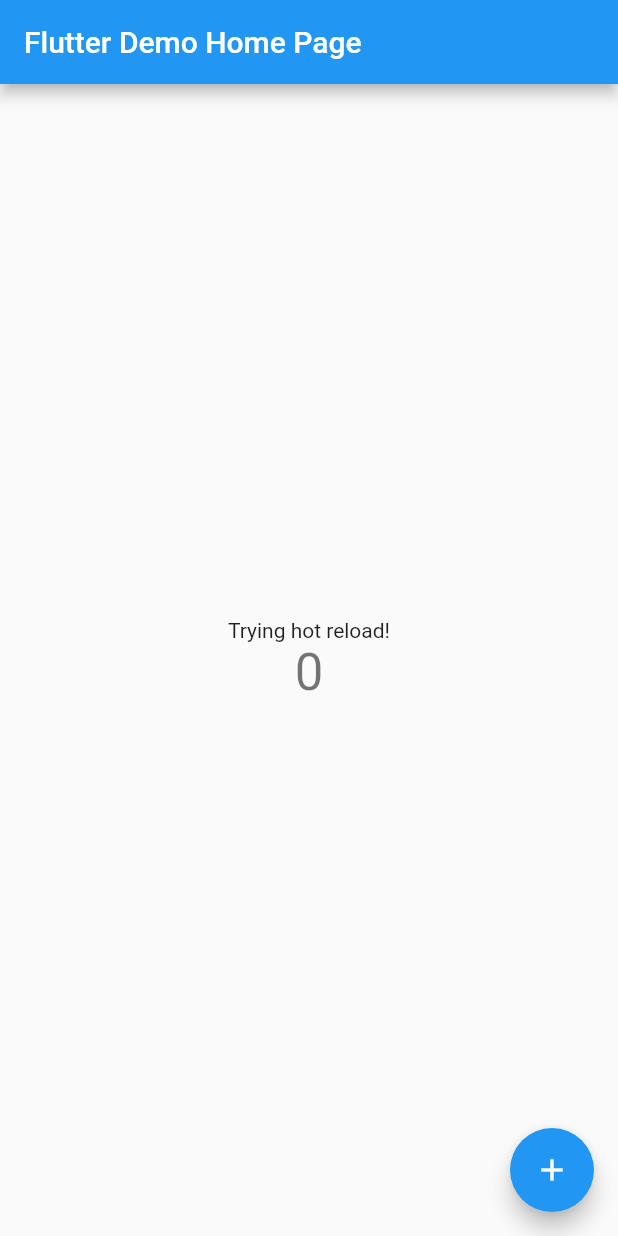
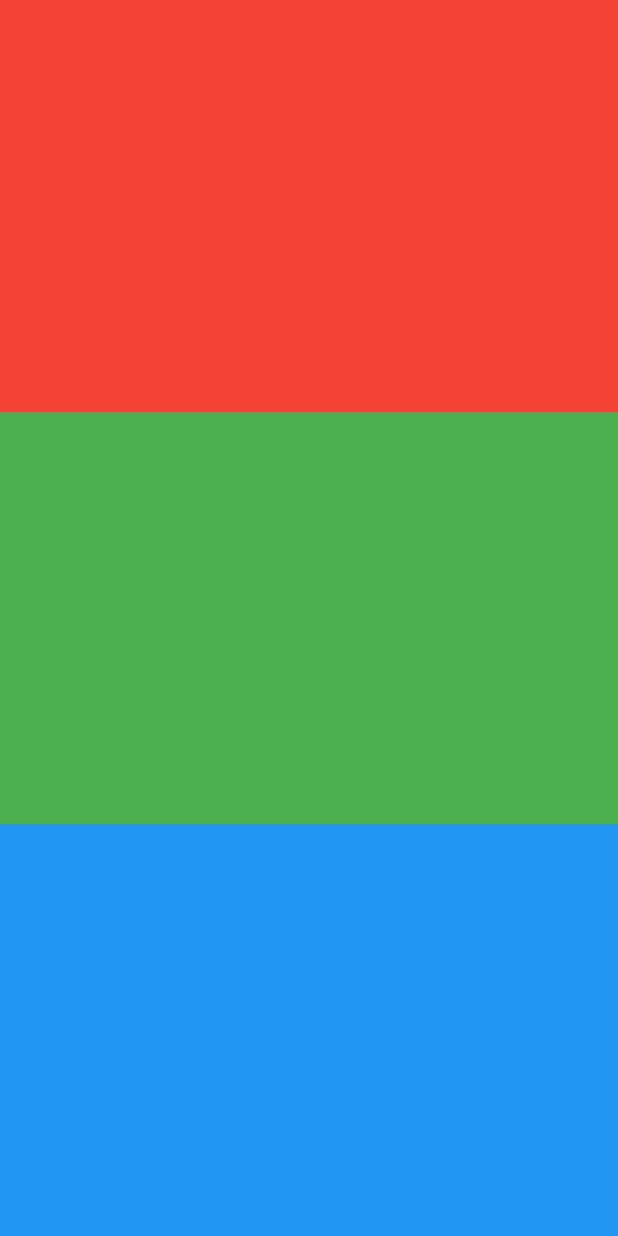
Before and after one commit to tomihq/flutter-todo-app, a Flutter app: the screen it shows after launch, on a phone screen of 412 x 824 dp. Run offline on Flutter 3.47's test engine with Material 2 defaults, Android fonts, the phone set to English and light mode, and no system bars.

Commit message:
add: SafeArea, Columns and Flex

```diff
--- a/lib/main.dart
+++ b/lib/main.dart
@@ -1,4 +1,5 @@
 import 'package:flutter/material.dart';
+import 'package:todo_list/views/task_page.dart';
 
 void main() {
   runApp(const MyApp());
@@ -13,103 +14,9 @@ class MyApp extends StatelessWidget {
     return MaterialApp(
       title: 'TODO List',
       theme: ThemeData(
-        // This is the theme of your application.
-        //
-        // Try running your application with "flutter run". You'll see the
-        // application has a blue toolbar. Then, without quitting the app, try
-        // changing the primarySwatch below to Colors.green and then invoke
-        // "hot reload" (press "r" in the console where you ran "flutter run",
-        // or simply save your changes to "hot reload" in a Flutter IDE).
-        // Notice that the counter didn't reset back to zero; the application
-        // is not restarted.
         primarySwatch: Colors.blue,
       ),
-      home: const MyHomePage(title: 'Flutter Demo Home Page'),
+      home: const TaskPage(),
     );
   }
 }
-
-class MyHomePage extends StatefulWidget {
-  const MyHomePage({super.key, required this.title});
-
-  // This widget is the home page of your application. It is stateful, meaning
-  // that it has a State object (defined below) that contains fields that affect
-  // how it looks.
-
-  // This class is the configuration for the state. It holds the values (in this
-  // case the title) provided by the parent (in this case the App widget) and
-  // used by the build method of the State. Fields in a Widget subclass are
-  // always marked "final".
-
-  final String title;
-
-  @override
-  State<MyHomePage> createState() => _MyHomePageState();
-}
-
-class _MyHomePageState extends State<MyHomePage> {
-  int _counter = 0;
-
-  void _incrementCounter() {
-    setState(() {
-      // This call to setState tells the Flutter framework that something has
-      // changed in this State, which causes it to rerun the build method below
-      // so that the display can reflect the updated values. If we changed
-      // _counter without calling setState(), then the build method would not be
-      // called again, and so nothing would appear to happen.
-      _counter++;
-    });
-  }
-
-  @override
-  Widget build(BuildContext context) {
-    // This method is rerun every time setState is called, for instance as done
-    // by the _incrementCounter method above.
-    //
-    // The Flutter framework has been optimized to make rerunning build methods
-    // fast, so that you can just rebuild anything that needs updating rather
-    // than having to individually change instances of widgets.
-    return Scaffold(
-      appBar: AppBar(
-        // Here we take the value from the MyHomePage object that was created by
-        // the App.build method, and use it to set our appbar title.
-        title: Text(widget.title),
-      ),
-      body: Center(
-        // Center is a layout widget. It takes a single child and positions it
-        // in the middle of the parent.
-        child: Column(
-          // Column is also a layout widget. It takes a list of children and
-          // arranges them vertically. By default, it sizes itself to fit its
-          // children horizontally, and tries to be as tall as its parent.
-          //
-          // Invoke "debug painting" (press "p" in the console, choose the
-          // "Toggle Debug Paint" action from the Flutter Inspector in Android
-          // Studio, or the "Toggle Debug Paint" command in Visual Studio Code)
-          // to see the wireframe for each widget.
-          //
-          // Column has various properties to control how it sizes itself and
-          // how it positions its children. Here we use mainAxisAlignment to
-          // center the children vertically; the main axis here is the vertical
-          // axis because Columns are vertical (the cross axis would be
-          // horizontal).
-          mainAxisAlignment: MainAxisAlignment.center,
-          children: <Widget>[
-            const Text(
-              'Trying hot reload!',
-            ),
-            Text(
-              '$_counter',
-              style: Theme.of(context).textTheme.headline4,
-            ),
-          ],
-        ),
-      ),
-      floatingActionButton: FloatingActionButton(
-        onPressed: _incrementCounter,
-        tooltip: 'Increment',
-        child: const Icon(Icons.add),
-      ), // This trailing comma makes auto-formatting nicer for build methods.
-    );
-  }
-}
--- /dev/null
+++ b/lib/views/task_page.dart
@@ -0,0 +1,23 @@
+import 'package:flutter/material.dart';
+import 'package:flutter/src/widgets/container.dart';
+import 'package:flutter/src/widgets/framework.dart';
+
+class TaskPage extends StatelessWidget {
+  const TaskPage({super.key});
+
+  @override
+  Widget build(BuildContext context) {
+    return Scaffold(
+      body: SafeArea(
+        //SafeArea: El contenido empieza desde el notch hacia abajo, esto es necesario debido a que ciertos dispositivos no tienen la pantalla transparente en la zona de la camara.
+        bottom: false,
+        child: Column(children: [
+          Expanded(flex: 1, child: Container(color: Colors.red)),
+          Expanded(flex: 1, child: Container(color: Colors.green)),
+          Expanded(flex: 1, child: Container(color: Colors.blue)),
+        ]),
+      ),
+      floatingActionButton: Container(),
+    );
+  }
+}
```
